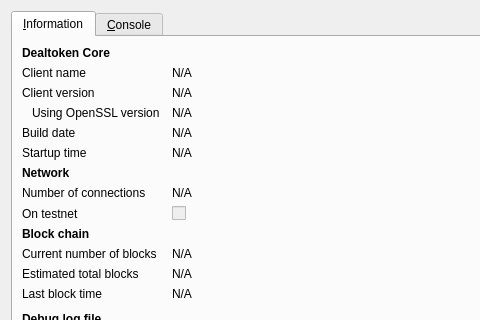
Before: the Qt Designer form src/qt/forms/rpcconsole.ui in wolfoxonly/dake, drawn with Qt 5; both pictures show x 0 to 480 and y 0 to 320 of the 740 by 450 pixel window.
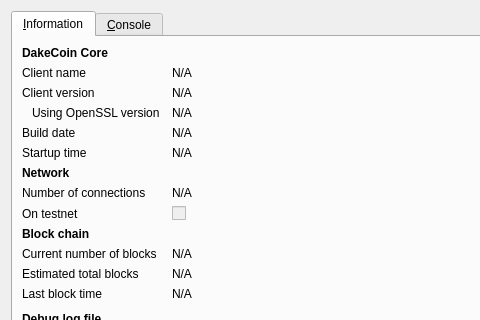
After: the same form once the commit is applied. Icons and pictures are not drawn.

Diff of the .ui file:
```diff
--- a/src/qt/forms/rpcconsole.ui
+++ b/src/qt/forms/rpcconsole.ui
@@ -36,7 +36,7 @@
           </font>
          </property>
          <property name="text">
-          <string>Dealtoken Core</string>
+          <string>DakeCoin Core</string>
          </property>
         </widget>
        </item>
```
Left out of the diff: 10 changed lines with no effect on the pictures.
